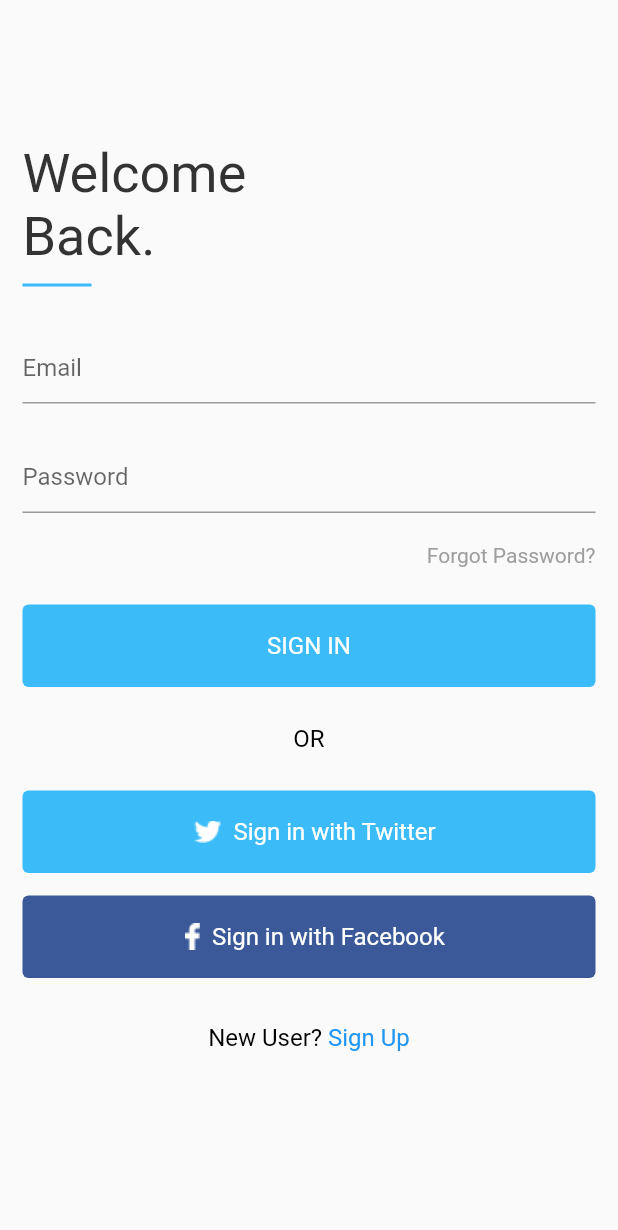
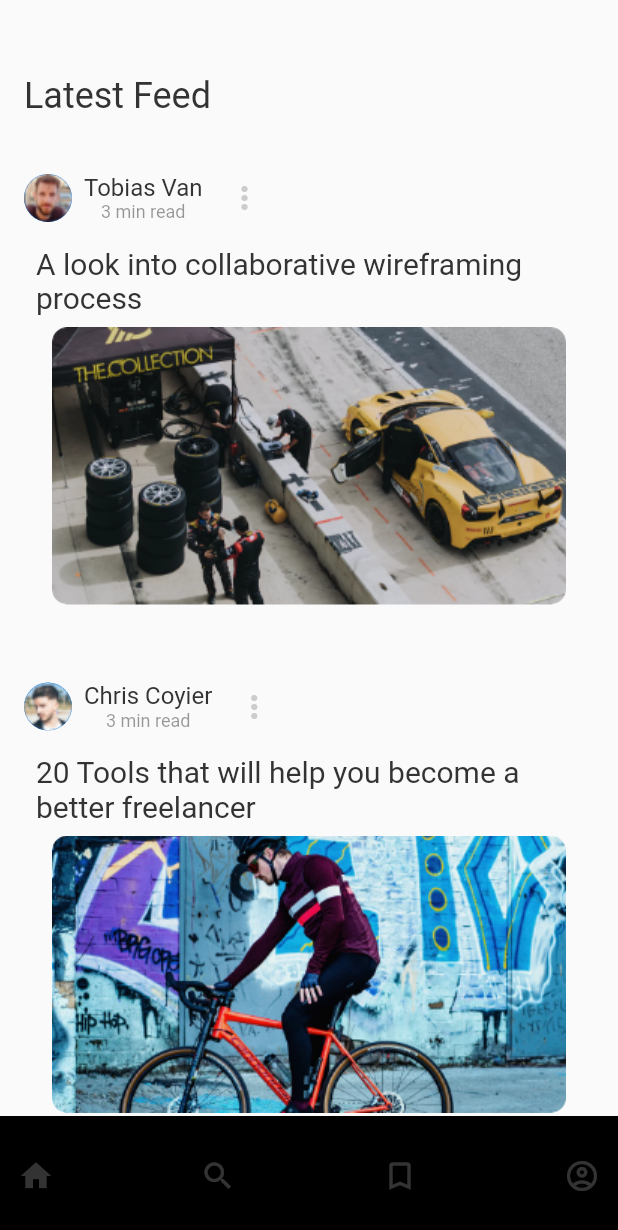
Before and after one commit to ahm3dev/Flutter-Blog-App, a Flutter app: the LoginScreen screen opened directly, after a tap on "SIGN IN", on a phone screen of 412 x 824 dp. Shown: the top 1230 px of the screen. Run offline on Flutter 3.47's test engine with Material 2 defaults, Android fonts, the phone set to English and light mode, and no system bars; Roboto replaces fonts that are missing (SFCompact).

Commit message:
Added HomeScreen

```diff
--- /dev/null
+++ b/lib/home.dart
@@ -0,0 +1,349 @@
+import 'package:flutter/cupertino.dart';
+import 'package:flutter/material.dart';
+
+class HomeScreen extends StatelessWidget {
+  @override
+  Widget build(BuildContext context) {
+    return Scaffold(
+      bottomNavigationBar: ClipRRect(
+        child: BottomAppBar(
+          elevation: 0,
+          color: Colors.black,
+          child: Container(
+            height: 80,
+            child: Row(
+              mainAxisAlignment: MainAxisAlignment.spaceBetween,
+              children: [
+                IconButton(
+                    icon: Icon(
+                      Icons.home,
+                      color: Colors.white.withOpacity(0.20),
+                    ),
+                    onPressed: () {}),
+                IconButton(
+                    icon: Icon(
+                      Icons.search,
+                      color: Colors.white.withOpacity(0.20),
+                    ),
+                    onPressed: () {}),
+                IconButton(
+                    icon: Icon(
+                      Icons.bookmark_outline,
+                      color: Colors.white.withOpacity(0.20),
+                    ),
+                    onPressed: () {}),
+                IconButton(
+                    icon: Icon(
+                      Icons.account_circle_outlined,
+                      color: Colors.white.withOpacity(0.20),
+                    ),
+                    onPressed: () {}),
+              ],
+            ),
+          ),
+        ),
+      ),
+      body: SafeArea(
+        minimum: const EdgeInsets.symmetric(horizontal: 16),
+        child: Padding(
+          padding: const EdgeInsets.only(top: 50),
+          child: ListView(
+             children: [
+               Text(
+                'Latest Feed',
+                style: TextStyle(
+                  color: Color(0xFF333333),
+                  fontFamily: 'SFCompact',
+                  fontSize: 24,
+                ),
+              ),
+
+              const SizedBox(height: 30),
+
+              Wrap(
+                alignment: WrapAlignment.start,
+                crossAxisAlignment: WrapCrossAlignment.center,
+                children: [
+
+                  CircleAvatar(
+                    radius: 16,
+                    backgroundImage: AssetImage('assets/images/pfp1.png'),
+                  ),
+
+                  const SizedBox(width: 8),
+
+                  Column(children: [
+                    Text(
+                      'Tobias Van',
+                      style: TextStyle(
+                        color: Color(0xFF333333),
+                        fontFamily: 'SFCompact',
+                        fontSize: 16,
+                      ),
+                    ),
+
+                    Text(
+                      '3 min read',
+                      style: TextStyle(
+                        color: Color(0xFF333333).withOpacity(0.5),
+                        fontFamily: 'SFCompact',
+                        fontSize: 12,
+                      ),
+                    ),
+
+                  ],),
+
+                  IconButton(
+                    alignment: Alignment.centerRight,
+                    icon: Icon(
+                      Icons.more_vert_rounded ,
+                      color: Color(0xFFCCCCCC),
+                    ),
+                    onPressed: () {}),
+                ],
+              ),
+
+              Wrap(
+                alignment: WrapAlignment.center,
+                crossAxisAlignment: WrapCrossAlignment.center,
+                children: [
+                  Padding(
+                    padding: const EdgeInsets.all(8),
+                    child: Text(
+                      'A look into collaborative wireframing process',
+                      style: TextStyle(
+                        color: Color(0xFF333333),
+                        fontFamily: 'SFCompact',
+                        fontSize: 20,
+                      )
+                    ),
+                  ),
+
+                Container(
+                child: ClipRRect(
+                  borderRadius: BorderRadius.circular(10),
+                  child: Image.asset('assets/images/postimage1.png'),
+                ),
+                ),
+                ],
+              ),
+
+              const SizedBox(height: 44),
+
+             Wrap(
+                alignment: WrapAlignment.start,
+                crossAxisAlignment: WrapCrossAlignment.center,
+                children: [
+
+                  CircleAvatar(
+                    radius: 16,
+                    backgroundImage: AssetImage('assets/images/pfp2.png'),
+                  ),
+
+                  const SizedBox(width: 8),
+
+                  Column(children: [
+                    Text(
+                      'Chris Coyier',
+                      style: TextStyle(
+                        color: Color(0xFF333333),
+                        fontFamily: 'SFCompact',
+                        fontSize: 16,
+                      ),
+                    ),
+
+                    Text(
+                      '3 min read',
+                      style: TextStyle(
+                        color: Color(0xFF333333).withOpacity(0.5),
+                        fontFamily: 'SFCompact',
+                        fontSize: 12,
+                      ),
+                    ),
+
+                  ],),
+
+                  IconButton(
+                    alignment: Alignment.centerRight,
+                    icon: Icon(
+                      Icons.more_vert_rounded ,
+                      color: Color(0xFFCCCCCC),
+                    ),
+                    onPressed: () {}),
+                ],
+              ),
+
+              Wrap(
+                alignment: WrapAlignment.center,
+                crossAxisAlignment: WrapCrossAlignment.center,
+                children: [
+                  Padding(
+                    padding: const EdgeInsets.all(8),
+                    child: Text(
+                      '20 Tools that will help you become a better freelancer',
+                      style: TextStyle(
+                        color: Color(0xFF333333),
+                        fontFamily: 'SFCompact',
+                        fontSize: 20,
+                      )
+                    ),
+                  ),
+
+                Container(
+                child: ClipRRect(
+                  borderRadius: BorderRadius.circular(10),
+                  child: Image.asset('assets/images/postimage2.png'),
+                ),
+                ),
+                ],
+              ),
+
+              const SizedBox(height: 44),
+
+             Wrap(
+                alignment: WrapAlignment.start,
+                crossAxisAlignment: WrapCrossAlignment.center,
+                children: [
+
+                  CircleAvatar(
+                    radius: 16,
+                    backgroundImage: AssetImage('assets/images/pfp3.png'),
+                  ),
+
+                  const SizedBox(width: 8),
+
+                  Column(children: [
+                    Text(
+                      'Katie Price',
+                      style: TextStyle(
+                        color: Color(0xFF333333),
+                        fontFamily: 'SFCompact',
+                        fontSize: 16,
+                      ),
+                    ),
+
+                    Text(
+                      '3 min read',
+                      style: TextStyle(
+                        color: Color(0xFF333333).withOpacity(0.5),
+                        fontFamily: 'SFCompact',
+                        fontSize: 12,
+                      ),
+                    ),
+
+                  ],),
+
+                  IconButton(
+                    alignment: Alignment.centerRight,
+                    icon: Icon(
+                      Icons.more_vert_rounded ,
+                      color: Color(0xFFCCCCCC),
+                    ),
+                    onPressed: () {}),
+                ],
+              ),
+
+              Wrap(
+                alignment: WrapAlignment.center,
+                crossAxisAlignment: WrapCrossAlignment.center,
+                children: [
+                  Padding(
+                    padding: const EdgeInsets.all(8),
+                    child: Text(
+                      'Collaboration workflows for remote design teams',
+                      style: TextStyle(
+                        color: Color(0xFF333333),
+                        fontFamily: 'SFCompact',
+                        fontSize: 20,
+                      )
+                    ),
+                  ),
+
+                Container(
+                child: ClipRRect(
+                  borderRadius: BorderRadius.circular(10),
+                  child: Image.asset('assets/images/postimage3.png'),
+                ),
+                ),
+                ],
+              ),
+
+              const SizedBox(height: 44),
+
+             Wrap(
+                alignment: WrapAlignment.start,
+                crossAxisAlignment: WrapCrossAlignment.center,
+                children: [
+
+                  CircleAvatar(
+                    radius: 16,
+                    backgroundImage: AssetImage('assets/images/pfp4.png'),
+                  ),
+
+                  const SizedBox(width: 8),
+
+                  Column(children: [
+                    Text(
+                      'Jeff Sheldon',
+                      style: TextStyle(
+                        color: Color(0xFF333333),
+                        fontFamily: 'SFCompact',
+                        fontSize: 16,
+                      ),
+                    ),
+
+                    Text(
+                      '3 min read',
+                      style: TextStyle(
+                        color: Color(0xFF333333).withOpacity(0.5),
+                        fontFamily: 'SFCompact',
+                        fontSize: 12,
+                      ),
+                    ),
+
+                  ],),
+
+                  IconButton(
+                    alignment: Alignment.centerRight,
+                    icon: Icon(
+                      Icons.more_vert_rounded ,
+                      color: Color(0xFFCCCCCC),
+                    ),
+                    onPressed: () {}),
+                ],
+              ),
+
+              Wrap(
+                alignment: WrapAlignment.center,
+                crossAxisAlignment: WrapCrossAlignment.center,
+                children: [
+                  Padding(
+                    padding: const EdgeInsets.all(8),
+                    child: Text(
+                      'These are the songs designers listen to when they want to get in the zone',
+                      style: TextStyle(
+                        color: Color(0xFF333333),
+                        fontFamily: 'SFCompact',
+                        fontSize: 20,
+                      )
+                    ),
+                  ),
+
+                Container(
+                child: ClipRRect(
+                  borderRadius: BorderRadius.circular(10),
+                  child: Image.asset('assets/images/postimage4.png'),
+                ),
+                ),
+                ],
+              ),
+
+              const SizedBox(height: 44),
+
+             ],
+        ),
+      ),
+    )
+    );
+  }
+}
--- a/lib/login.dart
+++ b/lib/login.dart
@@ -1,6 +1,8 @@
 import 'package:flutter/gestures.dart';
 import 'package:flutter/material.dart';
 import 'package:flutterapp_1/create_account.dart';
+
+import 'home.dart';
 
 class LoginScreen extends StatelessWidget {
   @override
@@ -70,7 +72,16 @@ class LoginScreen extends StatelessWidget {
               height: 25,
             ),
             TextButton(
-              onPressed: () {},
+              onPressed: () {
+                        Navigator.push(
+                          context,
+                          MaterialPageRoute(
+                            builder: (context){
+                              return HomeScreen();
+                            }
+                          )
+                        );
+                      },
               child: Text('sign in'.toUpperCase()),
               style: TextButton.styleFrom(
                 primary: Colors.white,
--- a/lib/main.dart
+++ b/lib/main.dart
@@ -12,12 +12,15 @@ class Home extends StatelessWidget {
     return Scaffold(
       body: Container(
         decoration: BoxDecoration(
-
             image: DecorationImage(
           image: AssetImage(
             'assets/images/lenscut.png',
           ),
           fit: BoxFit.cover,
+          colorFilter: ColorFilter.mode(
+            Colors.black.withOpacity(0.3),
+            BlendMode.darken,
+            )
         )),
         child: Center(
           child: Container(
```
Also changed, not shown: assets/icons/bookmarkicon.png (added), assets/icons/homeicon.png (added), assets/icons/profileicon.png (added), assets/icons/searchicon.png (added), assets/images/pfp1.png (added), assets/images/pfp2.png (added), assets/images/pfp3.png (added), assets/images/pfp4.png (added), assets/images/postimage1.png (added), assets/images/postimage2.png (added), assets/images/postimage3.png (added), assets/images/postimage4.png (added).
